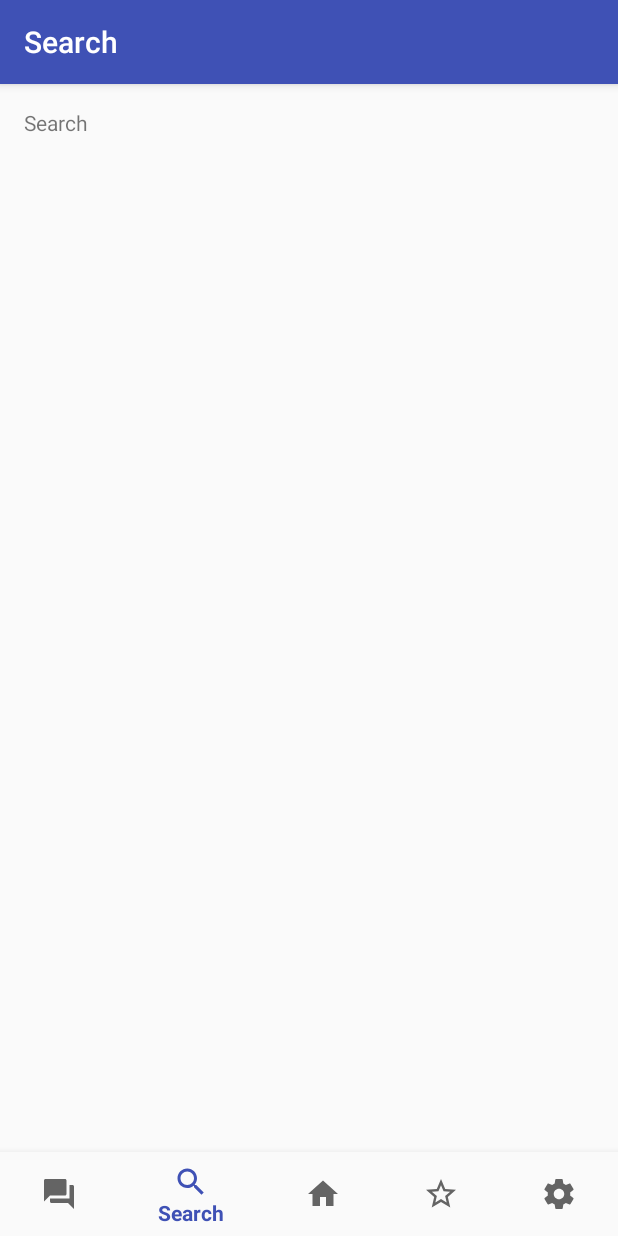
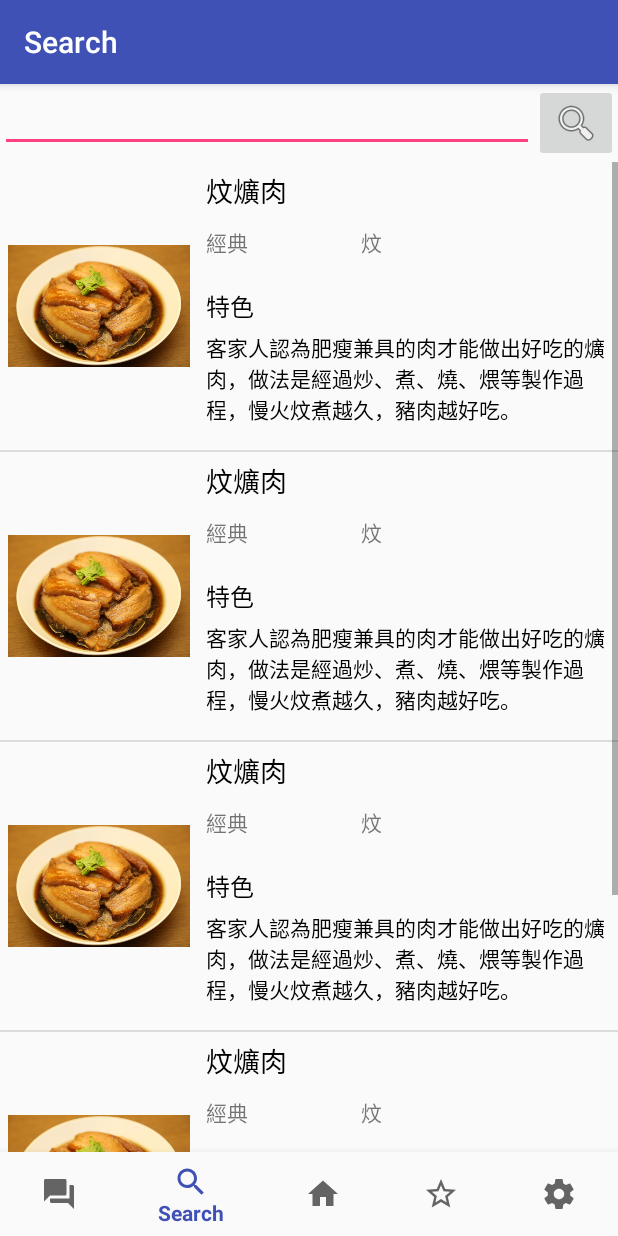
Before and after one commit to kk070326/APP-final, an Android app: the Search screen opened directly, with no data from a screen before it, on a phone screen of 412 x 824 dp. Run offline under Robolectric (Android 15) with nearby library versions, the phone set to English and light mode, and no system bars.

Commit message:
update UI(search).

```diff
--- a/app/src/main/java/com/example/home/myapplication/Search.java
+++ b/app/src/main/java/com/example/home/myapplication/Search.java
@@ -6,7 +6,10 @@ import android.support.annotation.NonNull;
 import android.support.design.widget.BottomNavigationView;
 import android.support.v7.app.AppCompatActivity;
 import android.view.MenuItem;
+import android.widget.ListView;
 import android.widget.TextView;
+
+import java.util.ArrayList;
 
 public class Search extends AppCompatActivity {
 
@@ -48,10 +51,52 @@ public class Search extends AppCompatActivity {
         super.onCreate(savedInstanceState);
         setContentView(R.layout.activity_search);
 
-        mTextMessage = (TextView) findViewById(R.id.message);
-        mTextMessage.setText(R.string.title_activity_search);
         BottomNavigationView navigation = (BottomNavigationView) findViewById(R.id.navigation);
         navigation.setSelectedItemId(R.id.navigation_search);
         navigation.setOnNavigationItemSelectedListener(mOnNavigationItemSelectedListener);
+
+        ArrayList<Menu> menu = new ArrayList<Menu>();
+
+        menu.add(new Menu("經典","炆","炆爌肉","",
+                "客家人認為肥瘦兼具的肉才能做出好吃的爌肉，做法是經過炒、煮、燒、煨等製作過程，慢火炆煮越久，豬肉越好吃。",
+                "1、材料：五花肉2斤、蒜頭少許、辣椒少許、梅乾菜2兩半。2、調味料：米酒少許、醬油6湯匙、糖1小匙、清水少許。3、步驟：" +
+                        "(1)五花肉切成四指寬，水煮滾放入五花肉，再煮沸，改小火煮40分鐘，切成1公分的厚片，備用。(2)熱鍋放入少許油，爆香蒜頭、" +
+                        "辣椒，加入調味料，煮滾後放入五花肉再煮沸，改小火燜煮10分鐘，湯汁備用。 (3)梅乾菜洗淨切碎，加入步驟2少許湯汁拌勻。" +
+                        "(4)五花肉排入深碗中淋上湯汁，加入梅乾菜，置蒸籠中蒸1小時即可，食時反扣盤中即可 。",
+                "http://cloud.hakka.gov.tw/Details?p=67860",R.drawable.img1));
+        menu.add(new Menu("經典","炆","炆爌肉","",
+                "客家人認為肥瘦兼具的肉才能做出好吃的爌肉，做法是經過炒、煮、燒、煨等製作過程，慢火炆煮越久，豬肉越好吃。",
+                "1、材料：五花肉2斤、蒜頭少許、辣椒少許、梅乾菜2兩半。2、調味料：米酒少許、醬油6湯匙、糖1小匙、清水少許。3、步驟：" +
+                        "(1)五花肉切成四指寬，水煮滾放入五花肉，再煮沸，改小火煮40分鐘，切成1公分的厚片，備用。(2)熱鍋放入少許油，爆香蒜頭、" +
+                        "辣椒，加入調味料，煮滾後放入五花肉再煮沸，改小火燜煮10分鐘，湯汁備用。 (3)梅乾菜洗淨切碎，加入步驟2少許湯汁拌勻。" +
+                        "(4)五花肉排入深碗中淋上湯汁，加入梅乾菜，置蒸籠中蒸1小時即可，食時反扣盤中即可 。",
+                "http://cloud.hakka.gov.tw/Details?p=67860",R.drawable.img1));
+        menu.add(new Menu("經典","炆","炆爌肉","",
+                "客家人認為肥瘦兼具的肉才能做出好吃的爌肉，做法是經過炒、煮、燒、煨等製作過程，慢火炆煮越久，豬肉越好吃。",
+                "1、材料：五花肉2斤、蒜頭少許、辣椒少許、梅乾菜2兩半。2、調味料：米酒少許、醬油6湯匙、糖1小匙、清水少許。3、步驟：" +
+                        "(1)五花肉切成四指寬，水煮滾放入五花肉，再煮沸，改小火煮40分鐘，切成1公分的厚片，備用。(2)熱鍋放入少許油，爆香蒜頭、" +
+                        "辣椒，加入調味料，煮滾後放入五花肉再煮沸，改小火燜煮10分鐘，湯汁備用。 (3)梅乾菜洗淨切碎，加入步驟2少許湯汁拌勻。" +
+                        "(4)五花肉排入深碗中淋上湯汁，加入梅乾菜，置蒸籠中蒸1小時即可，食時反扣盤中即可 。",
+                "http://cloud.hakka.gov.tw/Details?p=67860",R.drawable.img1));        menu.add(new Menu("經典","炆","炆爌肉","",
+                "客家人認為肥瘦兼具的肉才能做出好吃的爌肉，做法是經過炒、煮、燒、煨等製作過程，慢火炆煮越久，豬肉越好吃。",
+                "1、材料：五花肉2斤、蒜頭少許、辣椒少許、梅乾菜2兩半。2、調味料：米酒少許、醬油6湯匙、糖1小匙、清水少許。3、步驟：" +
+                        "(1)五花肉切成四指寬，水煮滾放入五花肉，再煮沸，改小火煮40分鐘，切成1公分的厚片，備用。(2)熱鍋放入少許油，爆香蒜頭、" +
+                        "辣椒，加入調味料，煮滾後放入五花肉再煮沸，改小火燜煮10分鐘，湯汁備用。 (3)梅乾菜洗淨切碎，加入步驟2少許湯汁拌勻。" +
+                        "(4)五花肉排入深碗中淋上湯汁，加入梅乾菜，置蒸籠中蒸1小時即可，食時反扣盤中即可 。",
+                "http://cloud.hakka.gov.tw/Details?p=67860",R.drawable.img1));        menu.add(new Menu("經典","炆","炆爌肉","",
+                "客家人認為肥瘦兼具的肉才能做出好吃的爌肉，做法是經過炒、煮、燒、煨等製作過程，慢火炆煮越久，豬肉越好吃。",
+                "1、材料：五花肉2斤、蒜頭少許、辣椒少許、梅乾菜2兩半。2、調味料：米酒少許、醬油6湯匙、糖1小匙、清水少許。3、步驟：" +
+                        "(1)五花肉切成四指寬，水煮滾放入五花肉，再煮沸，改小火煮40分鐘，切成1公分的厚片，備用。(2)熱鍋放入少許油，爆香蒜頭、" +
+                        "辣椒，加入調味料，煮滾後放入五花肉再煮沸，改小火燜煮10分鐘，湯汁備用。 (3)梅乾菜洗淨切碎，加入步驟2少許湯汁拌勻。" +
+                        "(4)五花肉排入深碗中淋上湯汁，加入梅乾菜，置蒸籠中蒸1小時即可，食時反扣盤中即可 。",
+                "http://cloud.hakka.gov.tw/Details?p=67860",R.drawable.img1));
+
+
+
+
+        MenuArrayAdapter adapter = new MenuArrayAdapter (this, menu);
+        ListView lv = (ListView)findViewById(R.id.list);
+        lv.setAdapter(adapter);
+        //lv.setOnItemClickListener(itemclick);
     }
 }
--- a/app/src/main/res/layout/activity_main.xml
+++ b/app/src/main/res/layout/activity_main.xml
@@ -9,9 +9,13 @@
     <ListView
         android:id="@+id/list"
         android:layout_width="match_parent"
-        android:layout_height="match_parent"
-        tools:layout_editor_absoluteX="0dp"
-        tools:layout_editor_absoluteY="0dp" />
+        android:layout_height="wrap_content"
+        android:paddingBottom="50dp"
+        android:paddingTop="5dp"
+        app:layout_constraintBottom_toBottomOf="parent"
+        app:layout_constraintEnd_toEndOf="parent"
+        app:layout_constraintStart_toStartOf="parent"
+        app:layout_constraintTop_toTopOf="parent" />
 
     <android.support.design.widget.BottomNavigationView
         android:id="@+id/navigation"
--- a/app/src/main/res/layout/activity_search.xml
+++ b/app/src/main/res/layout/activity_search.xml
@@ -6,17 +6,6 @@
     android:layout_width="match_parent"
     android:layout_height="match_parent"
     tools:context=".Search">
-
-    <TextView
-        android:id="@+id/message"
-        android:layout_width="wrap_content"
-        android:layout_height="wrap_content"
-        android:layout_marginLeft="@dimen/activity_horizontal_margin"
-        android:layout_marginStart="@dimen/activity_horizontal_margin"
-        android:layout_marginTop="@dimen/activity_vertical_margin"
-        android:text="@string/app_name"
-        app:layout_constraintLeft_toLeftOf="parent"
-        app:layout_constraintTop_toTopOf="parent" />
 
     <android.support.design.widget.BottomNavigationView
         android:id="@+id/navigation"
@@ -30,4 +19,52 @@
         app:layout_constraintRight_toRightOf="parent"
         app:menu="@menu/navigation" />
 
+    <LinearLayout
+        android:layout_width="0dp"
+        android:layout_height="0dp"
+        android:orientation="vertical"
+        app:layout_constraintBottom_toTopOf="@+id/navigation"
+        app:layout_constraintEnd_toEndOf="parent"
+        app:layout_constraintStart_toStartOf="parent"
+        app:layout_constraintTop_toTopOf="parent">
+
+        <LinearLayout
+            android:layout_width="match_parent"
+            android:layout_height="wrap_content"
+            android:orientation="horizontal">
+
+            <EditText
+                android:id="@+id/editText"
+                android:layout_width="wrap_content"
+                android:layout_height="wrap_content"
+                android:layout_weight="1"
+                android:ems="10"
+                android:inputType="textPersonName"
+                tools:text="Search" />
+
+            <ImageButton
+                android:id="@+id/searchImageButton"
+                android:layout_width="wrap_content"
+                android:layout_height="wrap_content"
+                android:layout_alignParentRight="true"
+                android:layout_alignParentTop="true"
+                android:src="@android:drawable/ic_menu_search" />
+
+        </LinearLayout>
+
+        <ScrollView
+            android:layout_width="wrap_content"
+            android:layout_height="wrap_content"
+            android:layout_weight="1">
+
+        </ScrollView>
+
+        <ListView
+            android:id="@+id/list"
+            android:layout_width="match_parent"
+            android:layout_height="match_parent"
+            android:paddingBottom="50dp" />
+
+    </LinearLayout>
+
 </android.support.constraint.ConstraintLayout>
```
